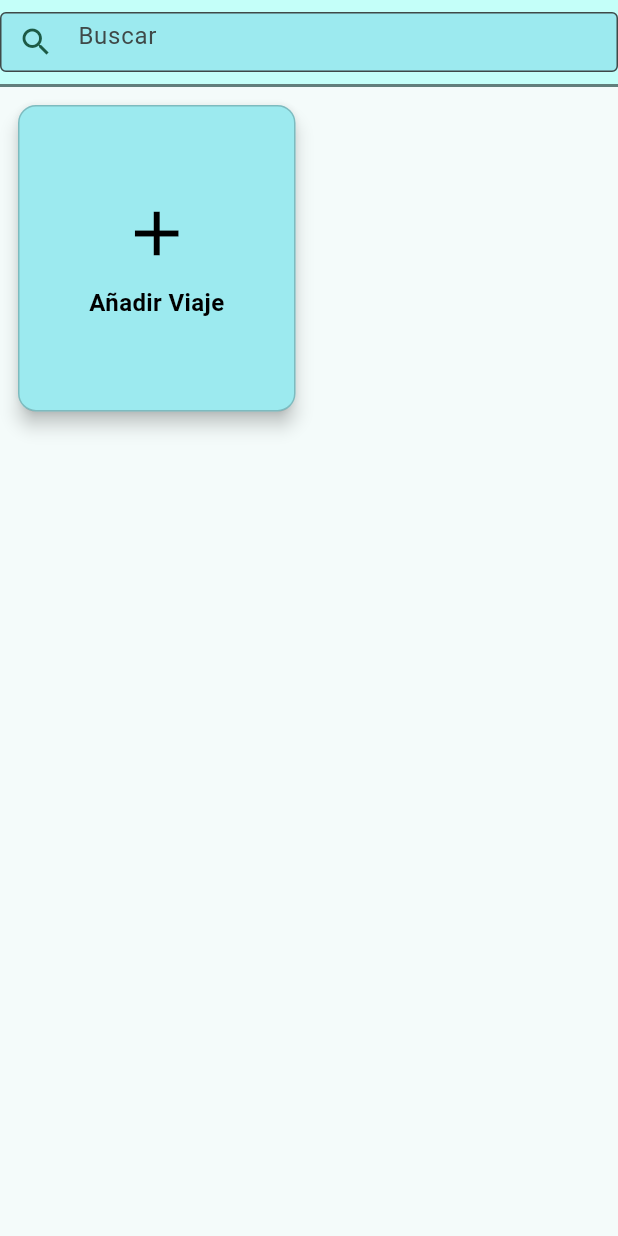
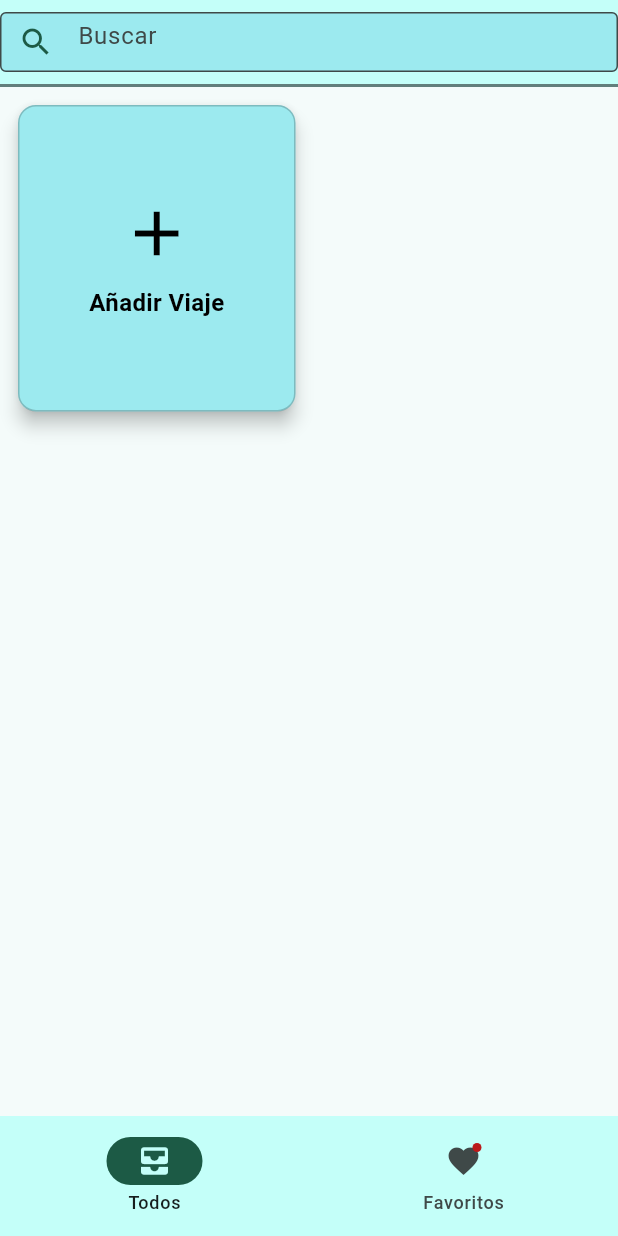
Before and after one commit to andrews0212/TravelTales, a Flutter app: the screen it shows after launch, on a phone screen of 412 x 824 dp. Run offline on Flutter 3.47's test engine with Material 3 defaults, Android fonts, the phone set to English and light mode, and no system bars; our stand-ins replace image_picker, sqflite, sqflite_common_ffi; accounts and stored records are empty.

Commit message:
Se ha colocado la barra inferior con los apartados de factoritos y todos

```diff
--- a/lib/main.dart
+++ b/lib/main.dart
@@ -42,6 +42,7 @@ class MyHomePage extends StatefulWidget {
 }
 
 class _MyHomePageState extends State<MyHomePage> {
+  int currentPageIndex = 0;
   final SQL_Helper sql_helper = SQL_Helper();
   List<Viaje> viajes = []; // Lista local en memoria
 
@@ -80,9 +81,32 @@ class _MyHomePageState extends State<MyHomePage> {
 
   @override
   Widget build(BuildContext context) {
+    final ThemeData theme = Theme.of(context);
     return Scaffold(
+      bottomNavigationBar: NavigationBar(
+        backgroundColor: Color(0xFFC4FFF9),
+        onDestinationSelected: (int index) {
+          setState(() {
+            currentPageIndex = index;
+          });
+        },
+        indicatorColor: Color(0xFF1C5A45),
+        selectedIndex: currentPageIndex,
+        destinations: const <Widget>[
+          NavigationDestination(
+            selectedIcon: Icon(Icons.all_inbox, color: Color(0xFFC4FFF9),),
+            icon: Icon(Icons.all_inbox),
+            label: 'Todos',
+          ),
+          NavigationDestination(
+            selectedIcon: Icon(Icons.favorite, color: Color(0xFFC4FFF9),),
+            icon: Badge(child: Icon(Icons.favorite)),
+            label: 'Favoritos',
+          ),
+        ],
+      ),
       appBar: AppBar(
-        backgroundColor: Color.fromARGB(255, 196, 255, 249),
+        backgroundColor: Color(0xFFC4FFF9),
         bottom: PreferredSize(
           preferredSize: Size.fromHeight(2.0), // Grosor de la línea
           child: Container(
@@ -166,6 +190,7 @@ class _MyHomePageState extends State<MyHomePage> {
         );
       },
     );
+
   }
 
   styleViajeCard(Viaje viaje) {
```
